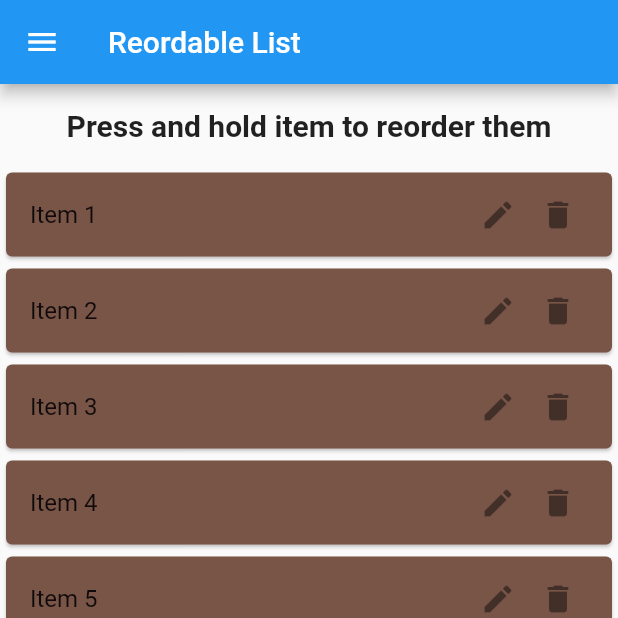
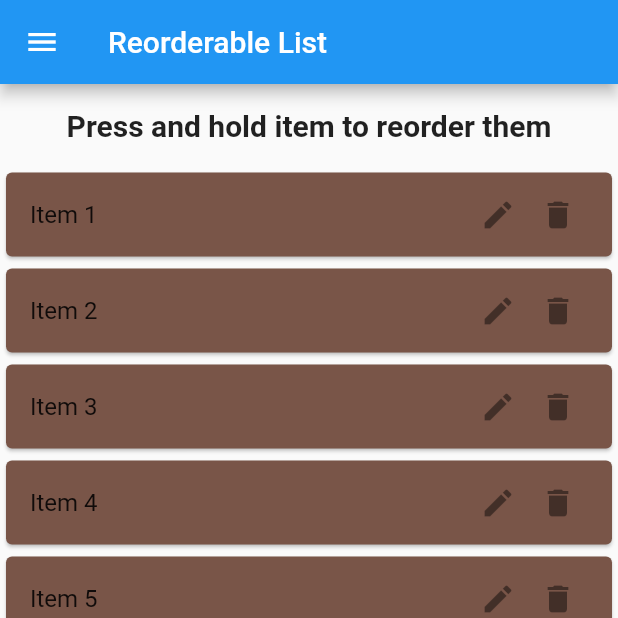
Before and after one commit to sssloba/flutter-widgets-demo, a Flutter app: the Reorderables screen opened directly, on a phone screen of 412 x 824 dp, the top half of it. Run offline on Flutter 3.47's test engine with Material 2 defaults, Android fonts, the phone set to English and light mode, and no system bars.

Commit message:
reorderable-list-typo-fix

```diff
--- a/lib/screens/reorderables.dart
+++ b/lib/screens/reorderables.dart
@@ -41,7 +41,7 @@ class _ReorderablesState extends State<Reorderables> {
     return Scaffold(
       drawer: const AppDrawer(),
       appBar: AppBar(
-        title: const Text('Reordable List'),
+        title: const Text('Reorderable List'),
       ),
       body: ReorderableListView.builder(
         itemCount: reordableList.length,
--- a/lib/widgets/app_drawer.dart
+++ b/lib/widgets/app_drawer.dart
@@ -21,7 +21,7 @@ class AppDrawer extends StatelessWidget {
           DrawerTile('Slivers', Slivers()),
           DrawerTile('Draggable', Draggables()),
           DrawerTile('Steppers', Steppers()),
-          DrawerTile('Reordable List', Reorderables()),
+          DrawerTile('Reorderable List', Reorderables()),
           DrawerTile('Colored title', ColoredBox(color: Colors.green)),
           DrawerTile('Callback Text', CallbackTextFirst()),
         ],
```
